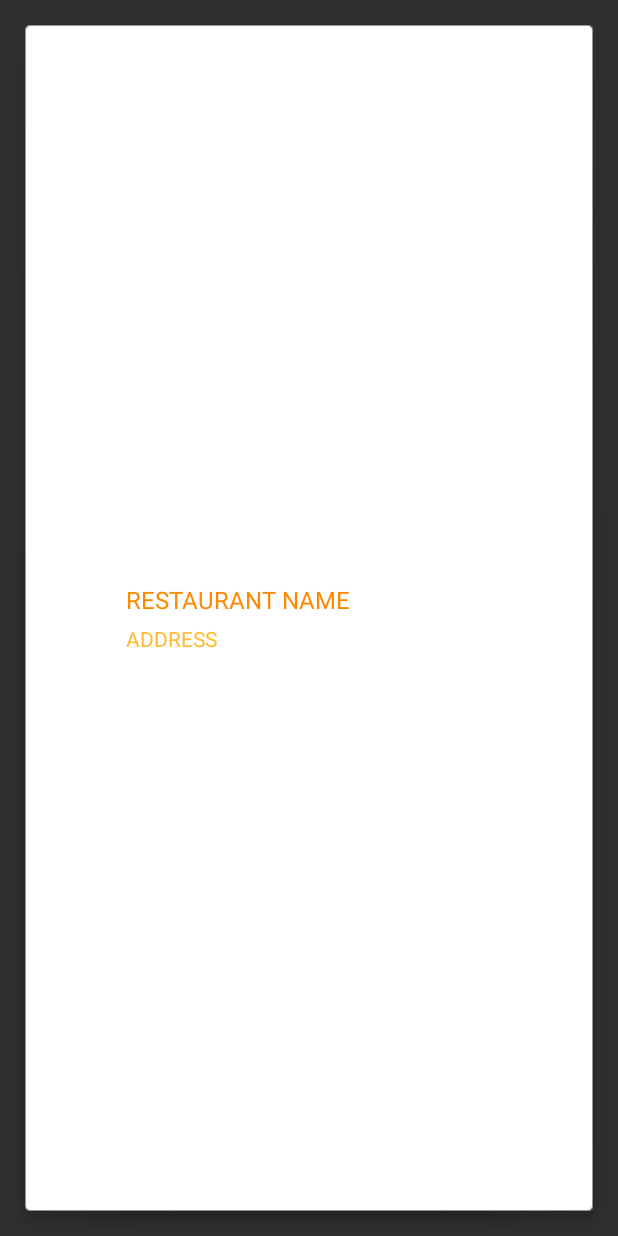
After one commit to huhx0015/Foodgasm, an Android app: the layout fg_list_view.xml on its own in the app's theme, with its tools: preview values and no code run, on a phone screen of 412 x 824 dp. The commit adds this screen. Run offline under Robolectric (Android 15) with nearby library versions, the phone set to English and light mode, and no system bars.

Commit message:
* Built the FGListView, FGListAdapter classes and related XML layout views. * Added OnRestaurantSelectedListener interface class for launching the FGRestaurantFragment class.

```diff
--- a/app/build.gradle
+++ b/app/build.gradle
@@ -31,7 +31,9 @@ dependencies {
     compile 'com.google.code.gson:gson:2.3'
 
     // THIRD-PARTY LIBRARIES:
+    compile 'com.squareup.picasso:picasso:+'
     compile 'it.sephiroth.android.library.picasso:picasso:2.3.4.3'
+    compile 'com.makeramen:roundedimageview:+'
     compile 'com.squareup.retrofit:retrofit:1.9.0'
     compile 'com.squareup.okhttp:okhttp:2.0.0'
     compile 'com.squareup.okhttp:okhttp-urlconnection:2.0.0'
--- a/app/src/main/java/com/huhmoon/apparely/fragments/FGFoodFragment.java
+++ b/app/src/main/java/com/huhmoon/apparely/fragments/FGFoodFragment.java
@@ -117,7 +117,7 @@ public class FGFoodFragment extends Fragment {
             public void onClick(View v) {
 
                 // Signals the attached parent activity to display the FGRestaurantListFragment.
-                displayRestaurantListFragment(true, foodName);
+                displayRestaurantListFragment(foodName);
                 // TODO: Define action for ordering food here. Call interface method to display
                 // restaurant list fragment.
             }
@@ -180,8 +180,8 @@ public class FGFoodFragment extends Fragment {
     /** INTERFACE METHODS ______________________________________________________________________ **/
 
     // Signals parent activity to display the restaurant list fragment.
-    public void displayRestaurantListFragment(Boolean isDisplay, String food) {
-        try { ((OnFoodUpdateListener) currentActivity).displayRestaurantListFragment(true, food); }
+    public void displayRestaurantListFragment(String food) {
+        try { ((OnFoodUpdateListener) currentActivity).displayRestaurantListFragment(food, true); }
         catch (ClassCastException cce) { } // Catch for class cast exception errors.
     }
 }
--- a/app/src/main/java/com/huhmoon/apparely/interfaces/OnFoodUpdateListener.java
+++ b/app/src/main/java/com/huhmoon/apparely/interfaces/OnFoodUpdateListener.java
@@ -5,5 +5,5 @@ package com.huhmoon.apparely.interfaces;
  */
 public interface OnFoodUpdateListener {
 
-    void displayRestaurantListFragment(Boolean isDisplay, String foodName);
+    void displayRestaurantListFragment(String foodName, Boolean isDisplay);
 }
--- /dev/null
+++ b/app/src/main/java/com/huhmoon/apparely/ui/list/FGListView.java
@@ -0,0 +1,91 @@
+package com.huhmoon.apparely.ui.list;
+
+import android.content.Context;
+import android.graphics.Color;
+import android.util.AttributeSet;
+import android.view.LayoutInflater;
+import android.view.ViewGroup;
+import android.widget.ImageView;
+import android.widget.RelativeLayout;
+import android.widget.TextView;
+import com.huhmoon.apparely.R;
+import com.huhmoon.apparely.data.FGRestaurantModel;
+import com.makeramen.roundedimageview.RoundedTransformationBuilder;
+import com.squareup.picasso.Transformation;
+
+/**
+ * Created by Michael Yoon Huh on 8/8/2015.
+ */
+
+public class FGListView extends RelativeLayout {
+
+    /** CLASS VARIABLES ________________________________________________________________________ **/
+
+    // LAYOUT VARIABLES
+    private ImageView restaurantImage; // ImageView object that displays the restaurant image.
+    private TextView restaurantName; // TextView object that displays the restaurant name.
+    private TextView restaurantAddress; // TextView object that displays the restaurant address.
+
+    /** INITIALIZATION FUNCTIONALITY ___________________________________________________________ **/
+
+    // FGListView(): Constructor method for the FGListView class.
+    public FGListView(Context context) {
+        this(context, null);
+    }
+
+    // FGListView(): Constructor method which sets the AttributeSet properties.
+    public FGListView(Context context, AttributeSet attrs) {
+        this(context, attrs, 0);
+    }
+
+    // FGListView(): Constructor method which inflates the ListView children.
+    public FGListView(Context context, AttributeSet attrs, int defStyle) {
+        super(context, attrs, defStyle);
+        LayoutInflater.from(context).inflate(R.layout.fg_list_view_children, this, true);
+        setupChildren();
+    }
+
+    /** LISTVIEW FUNCTIONALITY _________________________________________________________________ **/
+
+    // inflate(): This method inflates the FGListView object.
+    public static FGListView inflate(ViewGroup parent) {
+
+        // Inflates the ListView object from the XML layout file.
+        FGListView itemView = (FGListView) LayoutInflater.from(parent.getContext())
+                .inflate(R.layout.fg_list_view, parent, false);
+        return itemView;
+    }
+
+    // setItem(): Sets the shortcut details for the individual shortcuts in the FGListView object.
+    public void setItem(FGRestaurantModel restaurant, Context con) {
+
+        // Sets the shortcut name and address for the shortcut row item.
+        //String imageRes = restaurantImage.getImage();
+        //restaurantName.setText(restaurant.getName());
+        //restaurantAddress.setText(restaurant.getAddress());
+
+        // Sets up the rounded shape attributes for the ImageView object.
+        Transformation transformation = new RoundedTransformationBuilder()
+                .borderColor(Color.LTGRAY)
+                .borderWidthDp(1)
+                .cornerRadiusDp(90)
+                .oval(false)
+                .build();
+
+        /*
+        // Loads the type image into the ImageView object.
+        Picasso.with(con)
+                .load(imageRes)
+                .transform(transformation)
+                .into(restaurantImage);
+                */
+    }
+
+    // setupChildren(): This method references the layout objects in the children view for the
+    // FGListView object.
+    private void setupChildren() {
+        restaurantName = (TextView) findViewById(R.id.fg_restaurant_name);
+        restaurantAddress = (TextView) findViewById(R.id.fg_address_text);
+        restaurantImage = (ImageView) findViewById(R.id.fg_restaurant_image);
+    }
+}
--- /dev/null
+++ b/app/src/main/res/layout/fg_list_view.xml
@@ -0,0 +1,9 @@
+<?xml version="1.0" encoding="utf-8"?>
+
+<com.huhmoon.apparely.ui.list.FGListView
+    xmlns:android="http://schemas.android.com/apk/res/android"
+    android:layout_width="match_parent"
+    android:layout_height="wrap_content"
+    android:padding="18dp"
+    style="@style/GoogleNowCardStyle">
+</com.huhmoon.apparely.ui.list.FGListView>
--- /dev/null
+++ b/app/src/main/res/layout/fg_list_view_children.xml
@@ -0,0 +1,60 @@
+<?xml version="1.0" encoding="utf-8"?>
+<LinearLayout
+    xmlns:android="http://schemas.android.com/apk/res/android"
+    android:layout_width="fill_parent"
+    android:layout_height="fill_parent"
+    android:orientation="horizontal"
+    android:id="@+id/fg_list_view_children_layout"
+    android:gravity="center_vertical"
+    android:baselineAligned="false">
+
+    <LinearLayout
+        android:orientation="horizontal"
+        android:layout_width="wrap_content"
+        android:layout_height="wrap_content"
+        android:layout_weight="1"
+        android:id="@+id/fg_list_view_restaurant_container"
+        android:clickable="true">
+
+        <ImageView
+            android:id="@+id/fg_restaurant_image"
+            android:background="@android:color/transparent"
+            android:layout_width="56dp"
+            android:layout_height="56dp"
+            android:layout_gravity="center"
+            android:scaleType="centerCrop" />
+
+        <LinearLayout
+            android:orientation="vertical"
+            android:layout_width="fill_parent"
+            android:layout_height="wrap_content"
+            android:layout_gravity="center"
+            android:gravity="center_vertical"
+            android:layout_marginLeft="10dp"
+            android:id="@+id/fg_list_view_text_container"
+            android:layout_weight="1">
+
+            <TextView
+                android:id="@+id/fg_restaurant_name"
+                android:layout_width="wrap_content"
+                android:layout_height="wrap_content"
+                android:layout_toRightOf="@id/fg_restaurant_image"
+                android:text="RESTAURANT NAME"
+                android:textColor="@android:color/holo_orange_dark"
+                android:typeface="sans"
+                android:textSize="16sp" />
+
+            <TextView
+                android:id="@+id/fg_address_text"
+                android:layout_width="wrap_content"
+                android:layout_height="wrap_content"
+                android:layout_toRightOf="@id/fg_restaurant_image"
+                android:layout_below="@id/fg_restaurant_name"
+                android:layout_marginTop="5dp"
+                android:text="ADDRESS"
+                android:typeface="sans"
+                android:textColor="@android:color/holo_orange_light" />
+        </LinearLayout>
+    </LinearLayout>
+
+</LinearLayout>
--- a/app/src/main/res/values/themes.xml
+++ b/app/src/main/res/values/themes.xml
@@ -13,4 +13,12 @@
         <item name="windowActionBar">false</item>
     </style>
 
+    <style name="GoogleNowCardStyle" parent="android:Widget.TextView">
+        <item name="android:background">@drawable/fg_now_bg_shadow</item>
+        <item name="android:gravity">center</item>
+        <item name="android:minHeight">64dp</item>
+        <item name="android:minWidth">64dp</item>
+        <item name="android:textColor">#707070</item>
+    </style>
+
 </resources>
```
Also changed, not shown: app/src/main/java/com/huhmoon/apparely/activities/FGMainActivity.java (+11 -2 lines), app/src/main/java/com/huhmoon/apparely/data/FGRestaurantModel.java (added, +7 -0 lines), app/src/main/java/com/huhmoon/apparely/interfaces/OnRestaurantSelectedListener.java (added, +11 -0 lines), app/src/main/java/com/huhmoon/apparely/ui/list/FGListAdapter.java (added, +78 -0 lines), app/src/main/res/drawable/fg_now_bg_shadow.9.png (added), 1 other file.
